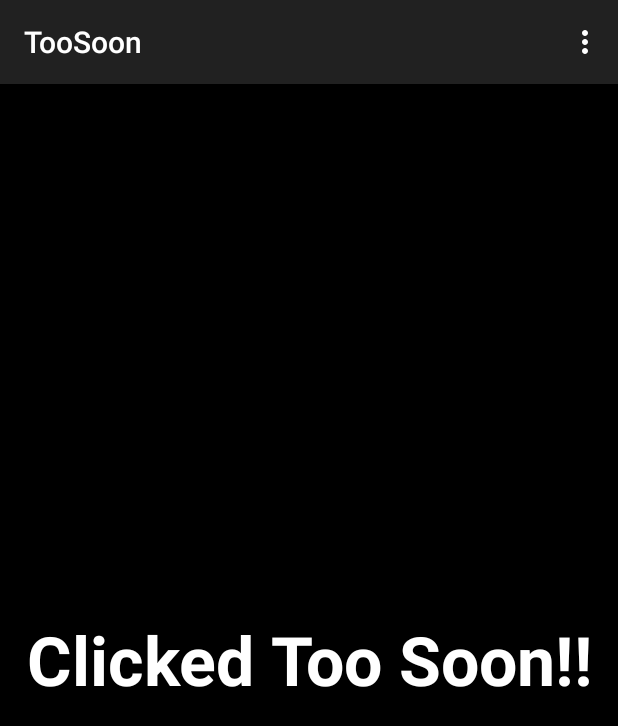
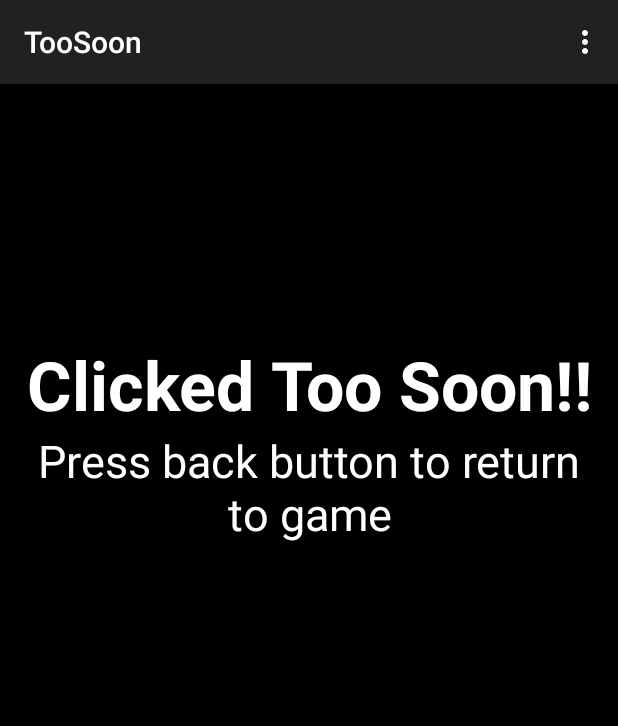
Before and after one commit to shadownater/Jlovas-reflex, an Android app: the TooSoon screen opened directly, with no data from a screen before it, on a phone screen of 412 x 824 dp. Shown: the top 726 px of the screen. Run offline under Robolectric (Android 15) with nearby library versions, the phone set to English and light mode, and no system bars.

Commit message:
Reaction timer now working (still need to add OO), restarts. Added more aestetic to main screen.

```diff
--- a/app/src/main/res/layout/activity_reaction_timer.xml
+++ b/app/src/main/res/layout/activity_reaction_timer.xml
@@ -15,6 +15,7 @@
         android:id="@+id/pushButton"
         android:layout_centerHorizontal="true"
         android:layout_alignParentBottom="true"
-        android:layout_alignParentTop="true" />
+        android:layout_alignParentTop="true"
+        android:onClick="pushedButton"/>
 
 </RelativeLayout>
--- a/app/src/main/res/layout/activity_too_soon.xml
+++ b/app/src/main/res/layout/activity_too_soon.xml
@@ -16,7 +16,20 @@
         android:textSize="45sp"
         android:textStyle="bold"
         android:textColor="#FFFFFF"
-        android:textAlignment="center"
-        android:layout_centerVertical="true"
-        android:layout_alignParentEnd="true" />
+        android:gravity="center"
+        android:layout_alignParentTop="true"
+        android:layout_alignParentEnd="true"
+        android:layout_marginTop="154dp" />
+
+    <TextView
+        android:layout_width="wrap_content"
+        android:layout_height="wrap_content"
+        android:textAppearance="?android:attr/textAppearanceMedium"
+        android:text="Press back button to return to game"
+        android:gravity="center"
+        android:textColor="#FFFFFF"
+        android:textSize="30sp"
+        android:id="@+id/tooSoonInstructions"
+        android:layout_below="@+id/clickedTooSoon"
+        android:layout_centerHorizontal="true" />
 </RelativeLayout>
```
Also changed, not shown: app/src/main/java/com/learning/jlovas/jlovas_reflex/ReactionTimer.java (+10 -16 lines), app/src/main/res/layout/activity_main.xml (+15 -1 lines).
